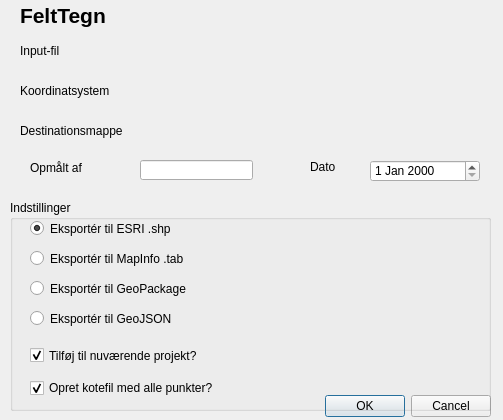
Old version of the form felt_tegn/felt_tegn_dialog_base.ui in the repository archaeodav/felttegn.
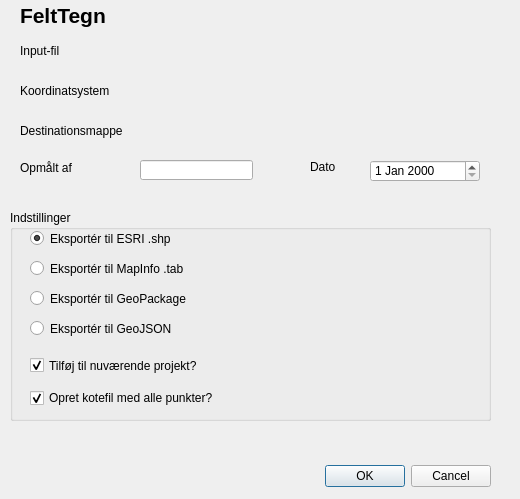
New version of the form. Custom widgets are drawn as their Qt base class.

Commit message: add date & surveyor

```diff
--- a/felt_tegn/felt_tegn_dialog_base.ui
+++ b/felt_tegn/felt_tegn_dialog_base.ui
@@ -6,8 +6,8 @@
    <rect>
     <x>0</x>
     <y>0</y>
-    <width>503</width>
-    <height>420</height>
+    <width>520</width>
+    <height>499</height>
    </rect>
   </property>
   <property name="windowTitle">
@@ -17,7 +17,7 @@
    <property name="geometry">
     <rect>
      <x>150</x>
-     <y>390</y>
+     <y>460</y>
      <width>341</width>
      <height>32</height>
     </rect>
@@ -102,7 +102,7 @@
    <property name="geometry">
     <rect>
      <x>10</x>
-     <y>200</y>
+     <y>210</y>
      <width>481</width>
      <height>211</height>
     </rect>
@@ -244,7 +244,7 @@
   <widget class="QLabel" name="label_5">
    <property name="geometry">
     <rect>
-     <x>30</x>
+     <x>20</x>
      <y>160</y>
      <width>81</width>
      <height>16</height>
```
The commit also changes 1 other file.
